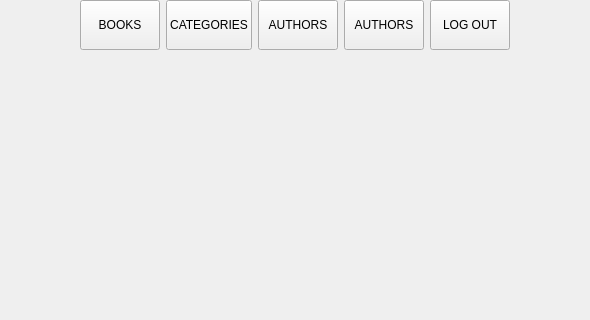
Before: the Qt Designer form librarymainwindow.ui in yunag/QLibraryManagementSystem, drawn with Qt 5; both pictures show x 188 to 778 and y 0 to 320 of the 965 by 599 pixel window.
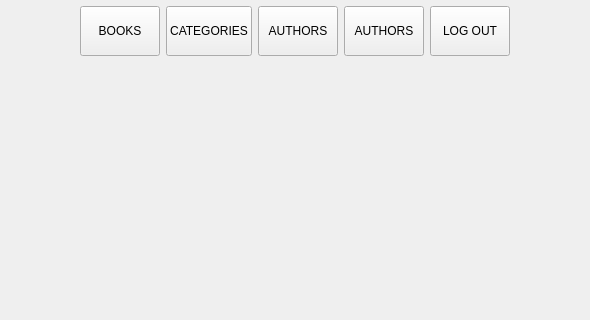
After: the same form once the commit is applied. Icons and pictures are not drawn. Custom widgets are drawn as their Qt base class.

The edit to the form file:
```diff
--- a/librarymainwindow.ui
+++ b/librarymainwindow.ui
@@ -18,25 +18,46 @@
     <normaloff>:/resources/images/LibraryLogo.png</normaloff>:/resources/images/LibraryLogo.png</iconset>
   </property>
   <widget class="QWidget" name="centralwidget">
-   <layout class="QVBoxLayout" name="verticalLayout" stretch="1,10">
+   <layout class="QHBoxLayout" name="horizontalLayout_2">
+    <property name="spacing">
+     <number>0</number>
+    </property>
+    <property name="leftMargin">
+     <number>6</number>
+    </property>
+    <property name="topMargin">
+     <number>6</number>
+    </property>
+    <property name="rightMargin">
+     <number>6</number>
+    </property>
+    <property name="bottomMargin">
+     <number>6</number>
+    </property>
+    <item>
+     <widget class="LibrarySideMenu" name="sideMenu" native="true">
+      <property name="sizePolicy">
+       <sizepolicy hsizetype="Maximum" vsizetype="Expanding">
+        <horstretch>0</horstretch>
+        <verstretch>0</verstretch>
+       </sizepolicy>
+      </property>
+      <property name="minimumSize">
+       <size>
+        <width>0</width>
+        <height>0</height>
+       </size>
+      </property>
+     </widget>
+    </item>
+    <item>
+     <layout class="QVBoxLayout" name="verticalLayout">
     <property name="spacing">
      <number>0</number>
     </property>
     <property name="sizeConstraint">
      <enum>QLayout::SetDefaultConstraint</enum>
     </property>
-    <property name="leftMargin">
-     <number>0</number>
-    </property>
-    <property name="topMargin">
-     <number>0</number>
-    </property>
-    <property name="rightMargin">
-     <number>0</number>
-    </property>
-    <property name="bottomMargin">
-     <number>0</number>
-    </property>
     <item>
      <widget class="QWidget" name="topBarWidget" native="true">
       <property name="sizePolicy">
@@ -165,7 +186,22 @@
      </widget>
     </item>
     <item>
-     <widget class="QWidget" name="displayWidget" native="true"/>
+       <widget class="QWidget" name="displayWidget" native="true">
+        <property name="sizePolicy">
+         <sizepolicy hsizetype="Expanding" vsizetype="Expanding">
+          <horstretch>0</horstretch>
+          <verstretch>0</verstretch>
+         </sizepolicy>
+        </property>
+        <property name="minimumSize">
+         <size>
+          <width>100</width>
+          <height>100</height>
+         </size>
+        </property>
+       </widget>
+      </item>
+     </layout>
     </item>
    </layout>
   </widget>
@@ -181,6 +217,14 @@
   </widget>
   <widget class="QStatusBar" name="statusbar"/>
  </widget>
+ <customwidgets>
+  <customwidget>
+   <class>LibrarySideMenu</class>
+   <extends>QWidget</extends>
+   <header>librarysidemenu.h</header>
+   <container>1</container>
+  </customwidget>
+ </customwidgets>
  <resources>
   <include location="resource.qrc"/>
  </resources>
```
Left out of the diff: 4 changed lines with no effect on the pictures. Lines whose indentation alone changed are shown as unchanged.
